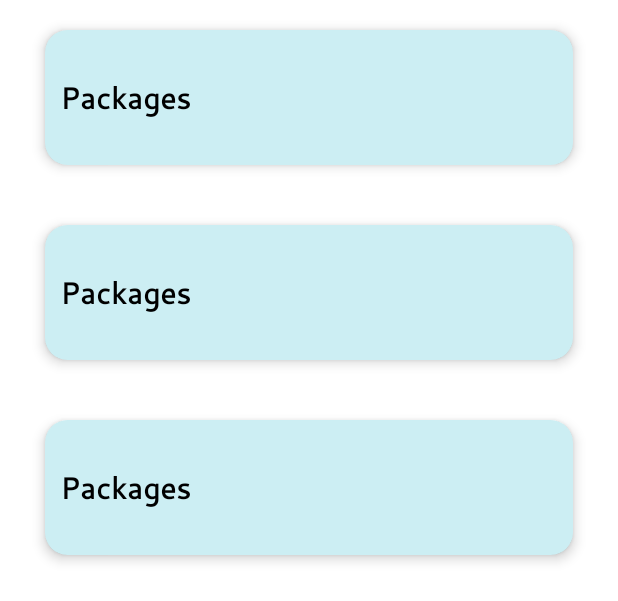
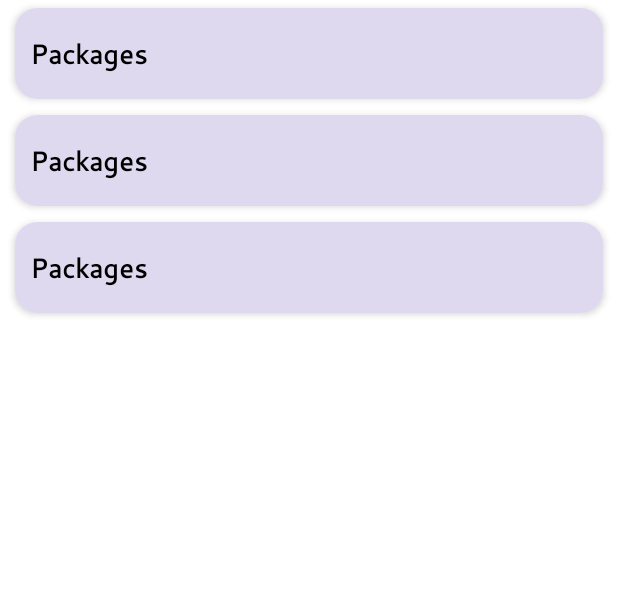
Before and after one commit to TouristEasyway/EasyTravelApplication, an Android app: the layout activity_dash_board.xml on its own in the app's theme, with its tools: preview values and no code run, on a phone screen of 412 x 824 dp. Shown: the top 601 px of the screen. Run offline under Robolectric (Android 15) with nearby library versions, the phone set to English and light mode, and no system bars.

Commit message:
11-03-2023 Sagar

```diff
--- a/app/src/main/java/com/example/easytravelapplication/LogInActivity.java
+++ b/app/src/main/java/com/example/easytravelapplication/LogInActivity.java
@@ -48,8 +48,8 @@ public class LogInActivity extends AppCompatActivity {
     protected void onCreate(Bundle savedInstanceState) {
         super.onCreate(savedInstanceState);
         binding = DataBindingUtil.setContentView(this, R.layout.activity_log_in);
-
-
+        getSupportActionBar().setTitle("Login");
+        getSupportActionBar().setDisplayHomeAsUpEnabled(true);
         //Initialized Firebase
         auth = FirebaseAuth.getInstance();
         //Initialized Child Of Database
--- a/app/src/main/java/com/example/easytravelapplication/SplashScreenActivity.java
+++ b/app/src/main/java/com/example/easytravelapplication/SplashScreenActivity.java
@@ -22,7 +22,7 @@ public class SplashScreenActivity extends AppCompatActivity {
     protected void onCreate(Bundle savedInstanceState) {
         super.onCreate(savedInstanceState);
         binding = DataBindingUtil.setContentView(this, R.layout.activity_splash_screen);
-
+        getSupportActionBar().hide();
         sp = getSharedPreferences(AppConstant.PREF, Context.MODE_PRIVATE);
 
 
--- a/app/src/main/res/layout/activity_dash_board.xml
+++ b/app/src/main/res/layout/activity_dash_board.xml
@@ -14,7 +14,6 @@
 
         <androidx.recyclerview.widget.RecyclerView
             android:id="@+id/rv_dashboard"
-            android:layout_marginHorizontal="20dp"
             android:layout_width="match_parent"
             android:layout_height="match_parent"
             android:orientation="vertical"
--- a/app/src/main/res/layout/activity_log_in.xml
+++ b/app/src/main/res/layout/activity_log_in.xml
@@ -21,7 +21,7 @@
                     android:layout_height="wrap_content"
                     android:gravity="center"
                     android:text="@string/log_in"
-                    android:layout_marginTop="200dp"
+                    android:layout_marginTop="100dp"
                     android:textSize="30sp"
                     app:layout_constraintEnd_toEndOf="parent"
                     app:layout_constraintStart_toStartOf="parent"
--- a/app/src/main/res/layout/activity_splash_screen.xml
+++ b/app/src/main/res/layout/activity_splash_screen.xml
@@ -10,7 +10,7 @@
     <androidx.constraintlayout.widget.ConstraintLayout
         android:layout_width="match_parent"
         android:layout_height="match_parent"
-        android:background="#ded9ee"
+        android:background="@color/light_purple"
         android:foregroundTint="#B52B79"
         tools:context=".MainActivity">
 
--- a/app/src/main/res/layout/item_home.xml
+++ b/app/src/main/res/layout/item_home.xml
@@ -11,15 +11,14 @@
         android:layout_width="match_parent"
         android:layout_height="wrap_content">
 
-
         <androidx.cardview.widget.CardView
             android:id="@+id/cardPackage"
             android:layout_width="match_parent"
             android:layout_height="wrap_content"
             android:layout_marginHorizontal="10dp"
-            android:layout_marginVertical="20dp"
+            android:layout_marginVertical="5dp"
             app:cardCornerRadius="15dp"
-            app:cardElevation="5dp"
+            app:cardElevation="3dp"
             app:layout_constraintBottom_toBottomOf="parent"
             app:layout_constraintEnd_toEndOf="parent"
             app:layout_constraintStart_toStartOf="parent"
@@ -28,20 +27,20 @@
             <androidx.constraintlayout.widget.ConstraintLayout
                 android:layout_width="match_parent"
                 android:layout_height="match_parent"
+                android:background="@color/light_purple"
                 android:paddingHorizontal="10dp"
-                android:background="@color/light_blue_5"
-                android:paddingVertical="30dp">
+                android:paddingVertical="15dp">
 
                 <androidx.appcompat.widget.AppCompatTextView
-                    style="@style/regular_20_text_bold"
                     android:id="@+id/tv_name"
+                    style="@style/regular_18_text_bold"
                     android:layout_width="0dp"
                     android:layout_height="wrap_content"
-                    tools:text="Packages"
                     app:layout_constraintBottom_toBottomOf="parent"
                     app:layout_constraintEnd_toStartOf="@id/ivPackageErrow"
                     app:layout_constraintStart_toStartOf="parent"
-                    app:layout_constraintTop_toTopOf="parent" />
+                    app:layout_constraintTop_toTopOf="parent"
+                    tools:text="Packages" />
 
                 <androidx.appcompat.widget.AppCompatImageView
                     android:id="@+id/ivPackageErrow"
--- a/app/src/main/res/values/colors.xml
+++ b/app/src/main/res/values/colors.xml
@@ -1,8 +1,8 @@
 <?xml version="1.0" encoding="utf-8"?>
 <resources>
     <color name="purple_200">#FFBB86FC</color>
-    <color name="purple_500">#FF6200EE</color>
-    <color name="purple_700">#FF3700B3</color>
+    <color name="purple_500">#8460AF</color>
+    <color name="purple_700">#735398</color>
     <color name="teal_200">#FF03DAC5</color>
     <color name="teal_700">#FF018786</color>
     <color name="black">#FF000000</color>
@@ -22,5 +22,6 @@
     <color name="light_blue_3">#0d69d9</color>
     <color name="light_blue_4">#7301A9BD</color>
     <color name="light_blue_5">#3300ACC1</color>
+    <color name="light_purple">#ded9ee</color>
     <color name="gray">#9E9D9D</color>
 </resources>
```
